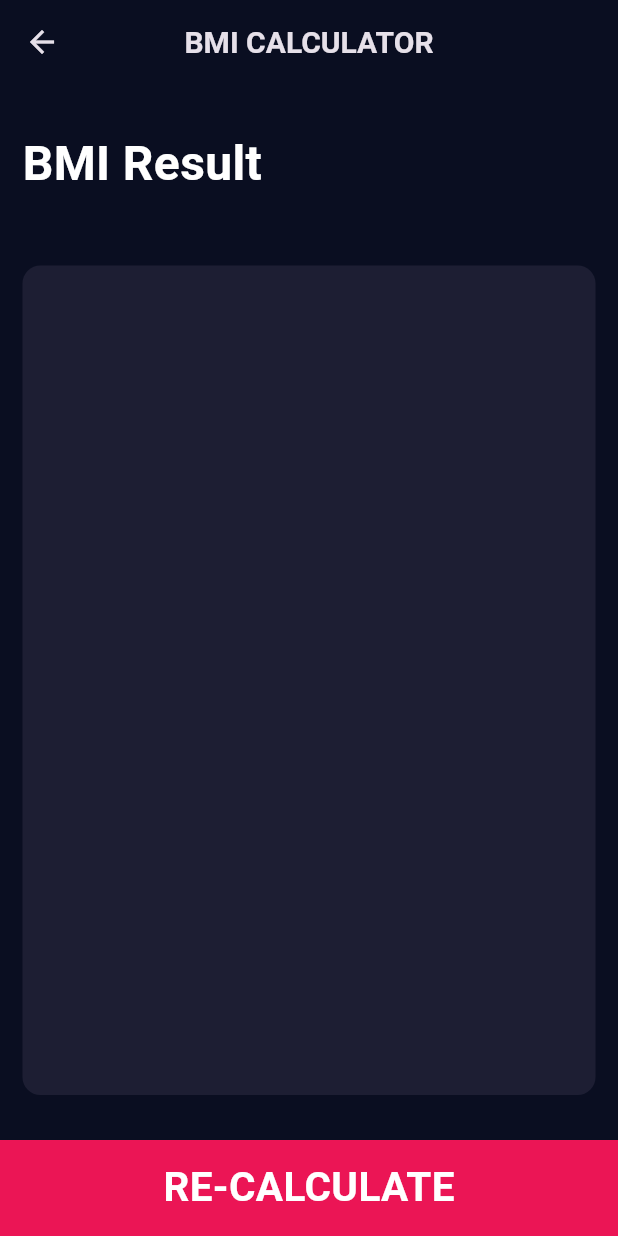
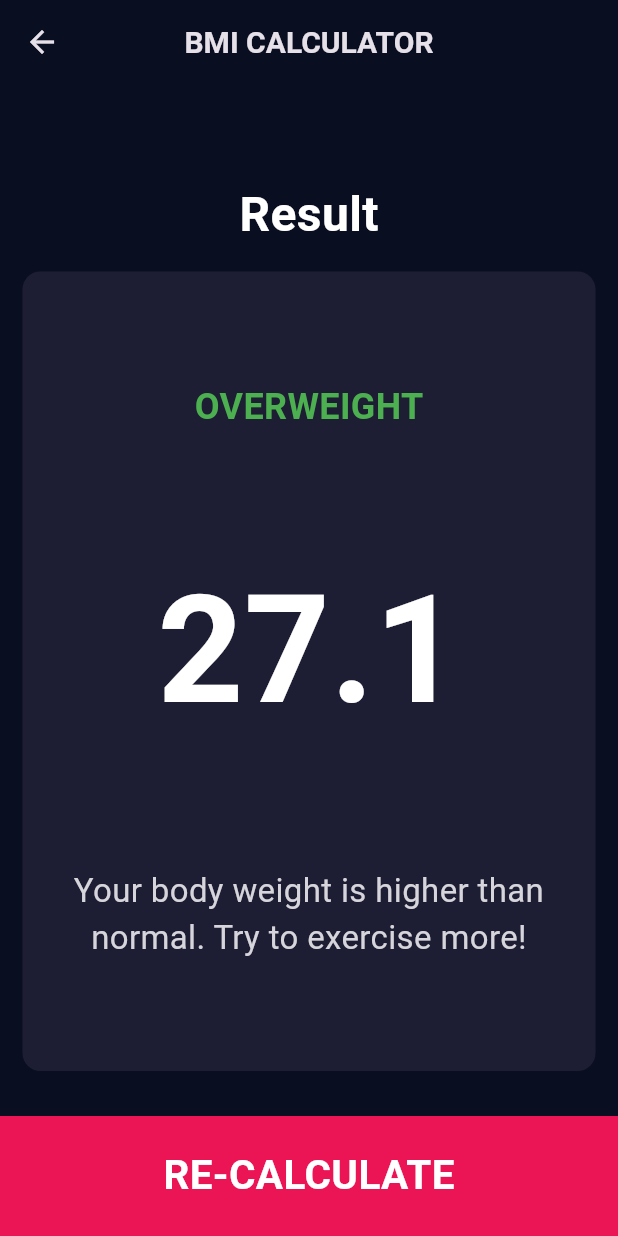
Before and after one commit to Riz-7595/bmi-calculator-flutter, a Flutter app: the screen it shows after launch, item 2 of the bottom bar chosen, after a tap on "CALCULATE", on a phone screen of 412 x 824 dp. Run offline on Flutter 3.47's test engine with Material 3 defaults, Android fonts, the phone set to English and light mode, and no system bars; our stand-ins replace font_awesome_flutter.

Commit message:
result-page

```diff
--- a/lib/brain.dart
+++ b/lib/brain.dart
@@ -16,22 +16,20 @@ class Brain {
   String bmiText() {
     if (_bmi < 18.5) {
       return "Underweight";
-    } else if (_bmi < 25)
+    } else if (_bmi < 25) {
       return "Normal";
-    else if (_bmi < 30)
+    } else {
       return "Overweight";
-    else
-      return "Obese!";
+    }
   }
 
   String bmiDesc() {
     if (_bmi < 18.5) {
       return "Your body weight lower than normal. Try to eat more!";
-    } else if (_bmi < 25)
-      return "You have a normal body weight. Good job!";
-    else if (_bmi < 30)
+    } else if (_bmi < 25) {
+      return "You have a normal body weight. Good job keep it up!";
+    } else {
       return "Your body weight is higher than normal. Try to exercise more!";
-    else
-      return "If you don't lose your body weight, you'll die soon!";
+    }
   }
 }
--- a/lib/input_page.dart
+++ b/lib/input_page.dart
@@ -1,6 +1,7 @@
 import 'package:bmi_calculator/result_page.dart';
 import 'package:flutter/material.dart';
 import 'package:font_awesome_flutter/font_awesome_flutter.dart';
+import 'brain.dart';
 import 'custom_widgets.dart';
 import 'constants.dart';
 
@@ -197,18 +198,19 @@ class _InputPageState extends State<InputPage> {
           ),
           GestureDetector(
             onTap: () {
+              Brain brain = Brain(height: height as int, weight: weight as int);
               Navigator.push(
                 context,
                 MaterialPageRoute(
                   builder: (context) {
-                    return const ResultPage();
+                    return ResultPage(brain: brain);
                   },
                 ),
               );
             },
             child: Container(
               padding: const EdgeInsets.only(bottom: 2),
-              height: 64,
+              height: 80,
               margin: const EdgeInsets.only(top: 15),
               color: kSecondaryColor,
               child: const Center(
--- a/lib/main.dart
+++ b/lib/main.dart
@@ -36,6 +36,7 @@ class BMICalculator extends StatelessWidget {
         ),
       ),
       home: const InputPage(),
+      debugShowCheckedModeBanner: false,
     );
   }
 }
--- a/lib/result_page.dart
+++ b/lib/result_page.dart
@@ -1,9 +1,12 @@
 import 'package:bmi_calculator/constants.dart';
 import 'package:flutter/material.dart';
+import 'brain.dart';
 import 'custom_widgets.dart';
 
 class ResultPage extends StatelessWidget {
-  const ResultPage({super.key});
+  const ResultPage({super.key, required this.brain});
+
+  final Brain brain;
 
   @override
   Widget build(BuildContext context) {
@@ -12,23 +15,55 @@ class ResultPage extends StatelessWidget {
         title: const Text('BMI CALCULATOR'),
       ),
       body: Column(
-        crossAxisAlignment: CrossAxisAlignment.start,
+        crossAxisAlignment: CrossAxisAlignment.stretch,
         children: [
           const Padding(
-            padding: EdgeInsets.symmetric(vertical: 30, horizontal: 15),
+            padding: EdgeInsets.only(top: 64),
+            child: Center(
               child: Text(
-              "BMI Result",
+                "Result",
                 style: TextStyle(fontSize: 32, fontWeight: FontWeight.bold),
+              ),
             ),
           ),
           Expanded(
             child: MyCard(
               color: kInactiveCardColor,
+              child: Column(
+                crossAxisAlignment: CrossAxisAlignment.center,
+                mainAxisAlignment: MainAxisAlignment.spaceEvenly,
+                children: [
+                  Text(
+                    brain.bmiText().toUpperCase(),
+                    style: const TextStyle(
+                        color: Colors.green,
+                        fontSize: 24,
+                        fontWeight: FontWeight.bold),
+                  ),
+                  Text(
+                    brain.bmiResult(),
+                    style:
+                        const TextStyle(fontSize: 100, fontWeight: FontWeight.bold),
+                  ),
+                  Text(
+                    brain.bmiDesc(),
+                    textAlign: TextAlign.center,
+                    style: const TextStyle(
+                      fontSize: 22,
+                      color: Color(0xFFD7D5DC),
                     ),
                   ),
-          Container(
+                ],
+              ),
+            ),
+          ),
+          GestureDetector(
+            onTap: () {
+              Navigator.pop(context);
+            },
+            child: Container(
               padding: const EdgeInsets.only(bottom: 2),
-            height: 64,
+              height: 80,
               margin: const EdgeInsets.only(top: 15),
               color: kSecondaryColor,
               child: const Center(
@@ -41,6 +76,7 @@ class ResultPage extends StatelessWidget {
                 ),
               ),
             ),
+          ),
         ],
       ),
     );
```
Lines whose indentation alone changed are shown as unchanged.
